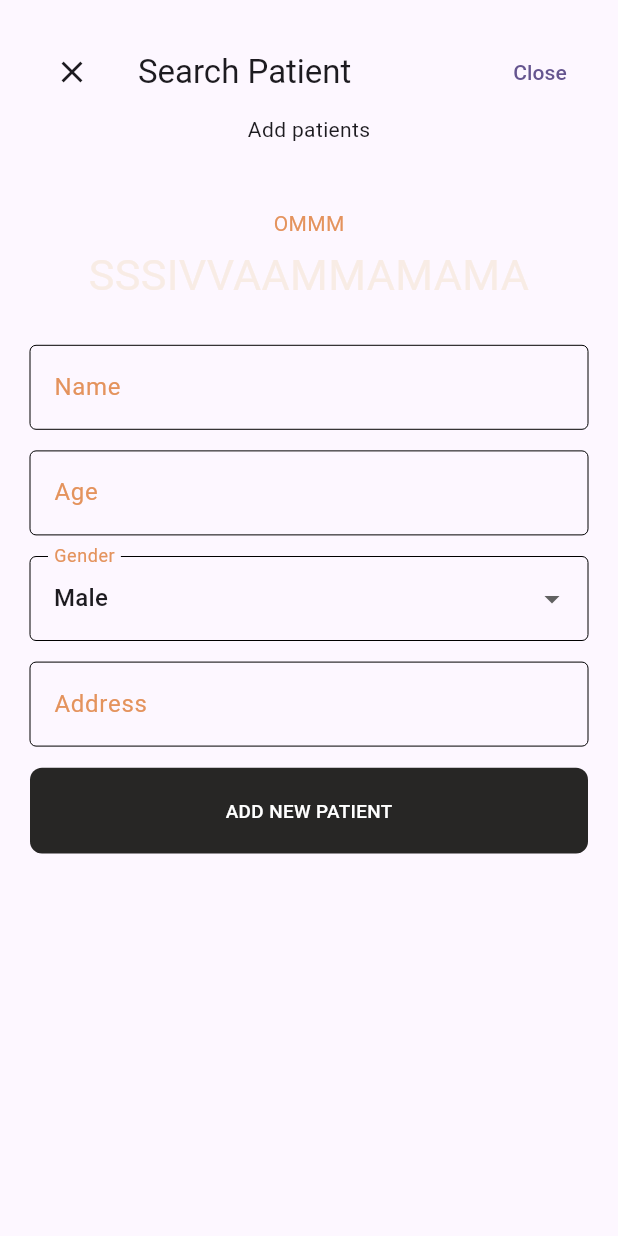
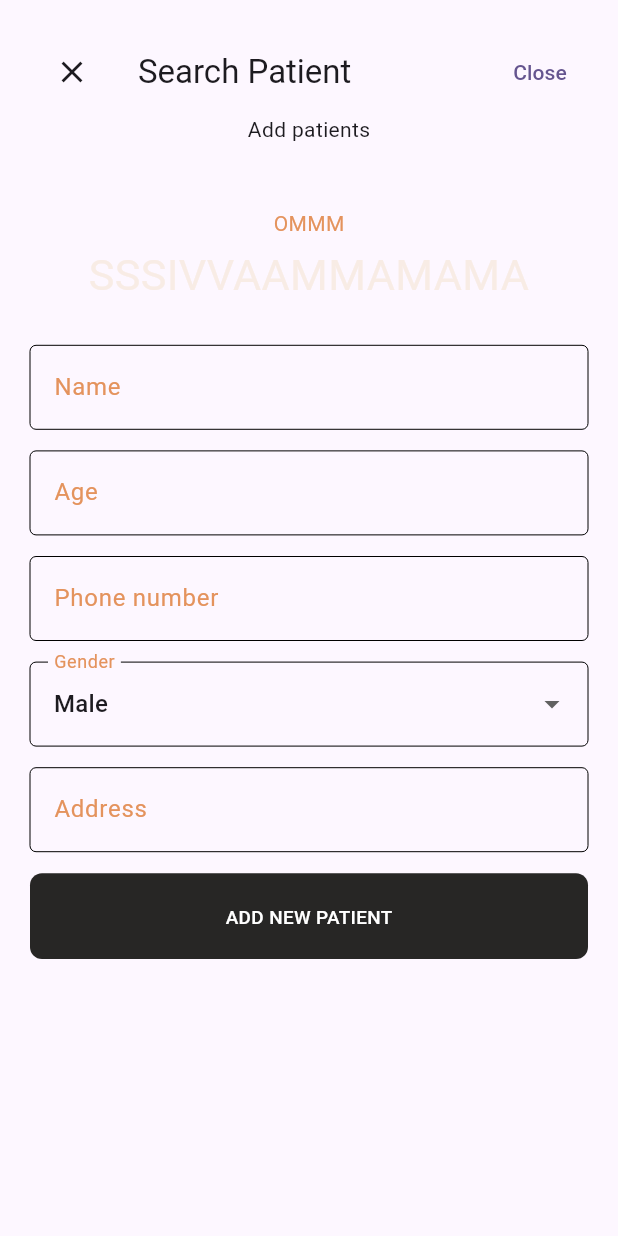
Before and after one commit to dculussoftwares/vilvam.v2, a Flutter app: the screen it shows after launch, after a tap on the "add" icon, on a phone screen of 412 x 824 dp. Run offline on Flutter 3.47's test engine with Material 3 defaults, Android fonts, the phone set to English and light mode, and no system bars; drawn by our look-alikes of flutter_animate; our stand-ins replace gap, get_it, go_router, internet_connection_checker, shared_preferences, sized_context and 2 more; missing offline and left inert: extra_alignments, web_startup_analyzer; accounts and stored records are empty; generated files the repository leaves out were written again; Roboto replaces fonts that are missing (Raleway, Tenor); statements that could not run were skipped.

```diff
--- a/lib/component/add_patient_form.dart
+++ b/lib/component/add_patient_form.dart
@@ -22,6 +22,7 @@ class _AddPatientFormState extends State<AddPatientForm> {
   final _formKey = GlobalKey<FormState>();
   String? name;
   String? age;
+  String? phoneNumber;
   String? address;
   String? gender = 'male';
   var uuid = const Uuid();
@@ -80,24 +81,13 @@ class _AddPatientFormState extends State<AddPatientForm> {
                         print("AGEEEEE");
                         age = value;
                       }),
-                  // DropdownButtonFormField<Gender>(
-                  //     validator: (value) {
-                  //       if (value == null || value.key.isEmpty) {
-                  //         return $strings.gender_required_error;
-                  //       }
-                  //       return null;
-                  //     },
-                  //     value: genderDropdownValue,
-                  //     items: genderList
-                  //         .map<DropdownMenuItem<Gender>>((Gender gender) {
-                  //       return DropdownMenuItem<Gender>(
-                  //         value: gender,
-                  //         child: Text(gender.value),
-                  //       );
-                  //     }).toList(),
-                  //     onChanged: (Gender? value) {
-                  //       gender = value?.key;
-                  //     }),
+                  FormTextField(
+                      showNumberKeyboardOnly: true,
+                      labelName: "Phone number",
+                      validationMessage: "Phone number is required",
+                      onSaved: (value) {
+                        phoneNumber = value;
+                      }),
                   FormFieldDropdown<Gender>(
                     onChanged: (Gender? value) {
                       gender = value?.key;
@@ -181,6 +171,7 @@ class _AddPatientFormState extends State<AddPatientForm> {
           id: uuid.v4().toString(),
           name: name!,
           age: int.parse(age!),
+          phoneNumber: int.parse(phoneNumber!),
           address: address!,
           gender: gender!));
       if (context.mounted) {
--- a/lib/component/page_wrapper.dart
+++ b/lib/component/page_wrapper.dart
@@ -15,7 +15,8 @@ class PageWrapper extends StatelessWidget {
             alignment: Alignment.topLeft,
             // widthFactor: widthAnimation.value,
             child: Scaffold(
-              body: Padding(
+              body: SingleChildScrollView(
+                child: Padding(
                   // padding: const EdgeInsets.symmetric(vertical: 20.0),
                   padding: const EdgeInsets.symmetric(horizontal: 10.0),
                   child: Column(
@@ -30,6 +31,7 @@ class PageWrapper extends StatelessWidget {
                     ],
                   ),
                 ),
+              ),
             )),
       ),
     );
--- a/lib/component/patient_search_result_card.dart
+++ b/lib/component/patient_search_result_card.dart
@@ -1,7 +1,6 @@
 import 'package:flutter/material.dart';
 import 'package:gap/gap.dart';
 import 'package:go_router/go_router.dart';
-import 'package:material_3_demo/component/patient_detail.dart';
 import 'package:material_3_demo/component/themed_text.dart';
 import 'package:material_3_demo/main.dart';
 import 'package:material_3_demo/modal/Patients.dart';
@@ -57,11 +56,12 @@ class PatientSearchResultCard extends StatelessWidget {
                           Focus(
                               child: Text(patients!.name,
                                   style: $styles.text.body)),
+
                           Focus(
-                              child: Text(patients!.age.toString(),
+                              child: Text(patients!.address.toString(),
                                   style: $styles.text.body)),
                           Focus(
-                              child: Text(patients!.address.toString(),
+                              child: Text(patients!.phoneNumber.toString(),
                                   style: $styles.text.body)),
                         ],
                       ),
--- a/lib/main.dart
+++ b/lib/main.dart
@@ -33,10 +33,12 @@ Future<int> addPatients() async {
       age: 24,
       id: uuid.v4().toString(),
       address: "omm",
-      gender: "male");
+      gender: "male",
+      phoneNumber: 12345678);
   Patients secondPlanet = Patients(
       name: "Venus",
       age: 31,
+      phoneNumber: 12345678,
       id: uuid.v4().toString(),
       address: "omm",
       gender: "female");
@@ -44,12 +46,14 @@ Future<int> addPatients() async {
       id: uuid.v4().toString(),
       name: 'Earth',
       age: 4,
+      phoneNumber: 12345678,
       address: "omm",
       gender: "trans_gender");
   Patients fourthPlanet = Patients(
       id: uuid.v4().toString(),
       name: 'Mars',
       age: 5,
+      phoneNumber: 12345678,
       address: "omm",
       gender: "other_gender");
 
--- a/lib/modal/Patients.dart
+++ b/lib/modal/Patients.dart
@@ -2,17 +2,18 @@ class Patients {
   late final String id;
   late final String name;
   late final int age;
+  late final int phoneNumber;
   late final String address;
   late final String gender;
   late int createdTime = DateTime.now().millisecondsSinceEpoch;
 
-  Patients({
-    required this.id,
-    required this.name,
-    required this.age,
-    required this.address,
-    required this.gender,
-  });
+  Patients(
+      {required this.id,
+      required this.name,
+      required this.age,
+      required this.address,
+      required this.gender,
+      required this.phoneNumber});
 
   Patients.fromMap(Map<String, dynamic> result)
       : id = result['id'] as String,
@@ -20,7 +21,8 @@ class Patients {
         age = result['age'] as int,
         address = result['address'] as String,
         gender = result['gender'] as String,
-        createdTime = result['createdTime'] as int;
+        createdTime = result['createdTime'] as int,
+        phoneNumber = result['phoneNumber'] as int;
 
   Map<String, Object> toMap() {
     return {
@@ -29,7 +31,8 @@ class Patients {
       'age': age,
       'address': address,
       'gender': gender,
-      'createdTime': createdTime
+      'createdTime': createdTime,
+      'phoneNumber': phoneNumber,
     };
   }
 }
```
Also changed, not shown: lib/component/patient_detail.dart (+17 -20 lines), lib/component/total_consultation_widget.dart (added, +50 -0 lines), lib/constants.dart (+38 -0 lines), lib/service/DataRepository.dart (+19 -5 lines). Lines whose indentation alone changed are shown as unchanged.
